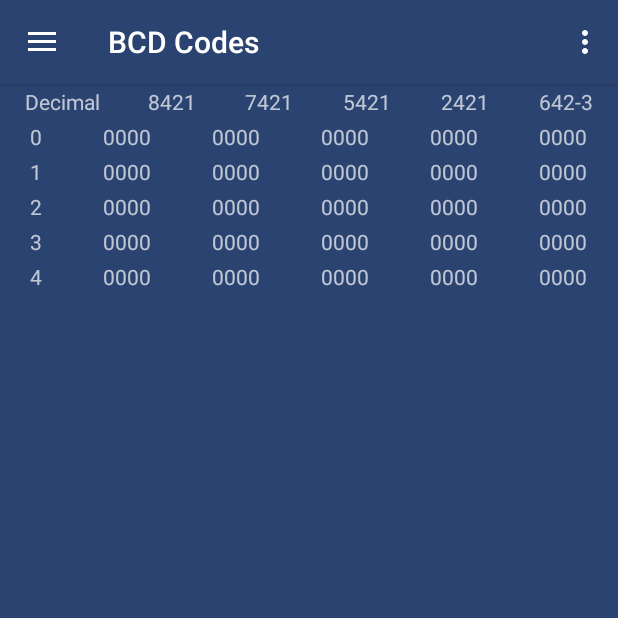
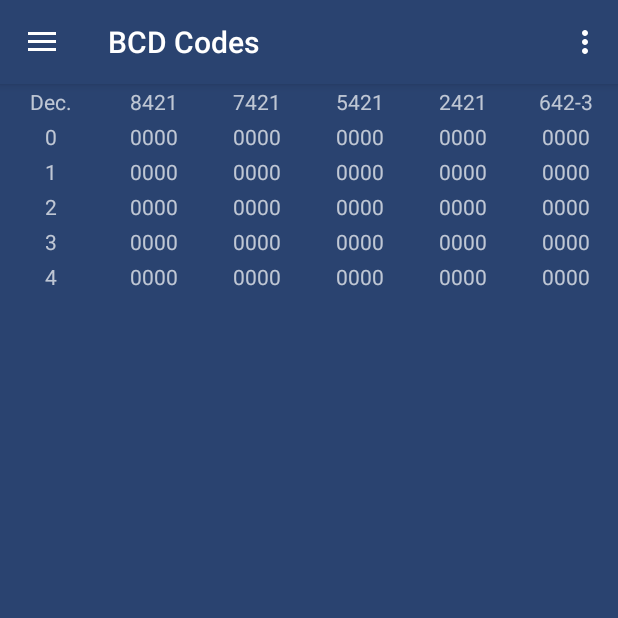
Before and after one commit to ahrasel/android-numbersystem, an Android app: the screen it shows after launch (MainActivity), in the side drawer, after a tap on "BCD Codes", on a phone screen of 412 x 824 dp, the top half of it. Run offline under Robolectric (Android 15) with nearby library versions, the phone set to English and light mode, and no system bars; our stand-ins replace AdMob, ButterKnife.

Commit message:
Fix ItemView Problem

```diff
--- a/app/src/main/res/layout/asciicode_itemview.xml
+++ b/app/src/main/res/layout/asciicode_itemview.xml
@@ -6,22 +6,22 @@
 
     <TextView
         android:id="@+id/ascii_COde_textView"
-        android:layout_width="wrap_content"
+        style="@style/asciicodeTvStyle"
+        android:layout_width="0dp"
         android:layout_height="wrap_content"
-        android:layout_weight="1"
-        style="@style/asciicodeTvStyle"/>
+        android:layout_weight="1" />
 
     <TextView
         android:id="@+id/decimal_value_textView"
-        android:layout_width="wrap_content"
+        style="@style/asciicodeTvStyle"
+        android:layout_width="0dp"
         android:layout_height="wrap_content"
-        android:layout_weight="1"
-        style="@style/asciicodeTvStyle" />
+        android:layout_weight="1" />
 
     <TextView
         android:id="@+id/charecter_textView"
-        android:layout_width="wrap_content"
+        style="@style/asciicodeTvStyle"
+        android:layout_width="0dp"
         android:layout_height="wrap_content"
-        android:layout_weight="1"
-        style="@style/asciicodeTvStyle"/>
+        android:layout_weight="1" />
 </LinearLayout>
--- a/app/src/main/res/layout/bcdcode_itemview.xml
+++ b/app/src/main/res/layout/bcdcode_itemview.xml
@@ -4,45 +4,45 @@
     android:layout_height="wrap_content">
 
     <TextView
-    android:id="@+id/bcd_decimal"
-    android:layout_width="wrap_content"
-    android:layout_height="wrap_content"
-    android:layout_weight="1"
-    style="@style/asciicodeTvStyle"/>
+        android:id="@+id/bcd_decimal"
+        style="@style/asciicodeTvStyle"
+        android:layout_width="0dp"
+        android:layout_height="wrap_content"
+        android:layout_weight="1" />
 
     <TextView
         android:id="@+id/bcd_8421"
-        android:layout_width="wrap_content"
+        style="@style/asciicodeTvStyle"
+        android:layout_width="0dp"
         android:layout_height="wrap_content"
-        android:layout_weight="1"
-        style="@style/asciicodeTvStyle"/>
+        android:layout_weight="1" />
 
     <TextView
         android:id="@+id/bcd_7421"
-        android:layout_width="wrap_content"
+        style="@style/asciicodeTvStyle"
+        android:layout_width="0dp"
         android:layout_height="wrap_content"
-        android:layout_weight="1"
-        style="@style/asciicodeTvStyle" />
+        android:layout_weight="1" />
 
     <TextView
         android:id="@+id/bcd_5421"
-        android:layout_width="wrap_content"
+        style="@style/asciicodeTvStyle"
+        android:layout_width="0dp"
         android:layout_height="wrap_content"
-        android:layout_weight="1"
-        style="@style/asciicodeTvStyle"/>
+        android:layout_weight="1" />
 
     <TextView
         android:id="@+id/bcd_2421"
-        android:layout_width="wrap_content"
+        style="@style/asciicodeTvStyle"
+        android:layout_width="0dp"
         android:layout_height="wrap_content"
-        android:layout_weight="1"
-        style="@style/asciicodeTvStyle"/>
+        android:layout_weight="1" />
 
     <TextView
         android:id="@+id/bcd_642-3"
-        android:layout_width="wrap_content"
+        style="@style/asciicodeTvStyle"
+        android:layout_width="0dp"
         android:layout_height="wrap_content"
-        android:layout_weight="1"
-        style="@style/asciicodeTvStyle" />
+        android:layout_weight="1" />
 
 </LinearLayout>
--- a/app/src/main/res/layout/fragment_recycler_view_fm.xml
+++ b/app/src/main/res/layout/fragment_recycler_view_fm.xml
@@ -10,85 +10,86 @@
         android:layout_width="match_parent"
         android:layout_height="wrap_content"
         android:id="@+id/ascii_header_holder_layout"
-        android:visibility="gone">
+        android:visibility="visible">
+
         <TextView
             android:id="@+id/ascii_COde_textView"
-            android:layout_width="wrap_content"
+            style="@style/asciicodeTvStyle"
+            android:layout_width="0dp"
             android:layout_height="wrap_content"
             android:layout_weight="1"
-            android:text="ASCII CODE"
-            style="@style/asciicodeTvStyle"/>
+            android:text="ASCII CODE" />
 
         <TextView
             android:id="@+id/decimal_value_textView"
-            android:layout_width="wrap_content"
+            style="@style/asciicodeTvStyle"
+            android:layout_width="0dp"
             android:layout_height="wrap_content"
             android:layout_weight="1"
-            android:text="DECIMAL"
-            style="@style/asciicodeTvStyle"/>
+            android:text="DECIMAL" />
 
         <TextView
             android:id="@+id/charecter_textView"
-            android:layout_width="wrap_content"
+            style="@style/asciicodeTvStyle"
+            android:layout_width="0dp"
             android:layout_height="wrap_content"
             android:layout_weight="1"
-            android:text="CHARACTER"
-            style="@style/asciicodeTvStyle"/>
+            android:text="CHARACTER" />
     </LinearLayout>
 
     <LinearLayout
         android:layout_width="match_parent"
         android:layout_height="wrap_content"
         android:id="@+id/bcd_header_holder_layout"
-        android:visibility="gone">
+        android:visibility="visible">
 
         <TextView
             android:id="@+id/bcd_decimal"
-            android:layout_width="wrap_content"
+            style="@style/asciicodeTvStyle"
+            android:layout_width="0dp"
             android:layout_height="wrap_content"
             android:layout_weight="1"
-            android:text="Decimal"
-            style="@style/asciicodeTvStyle"/>
+            android:text="Dec." />
 
         <TextView
             android:id="@+id/bcd_8421"
-            android:layout_width="wrap_content"
+            style="@style/asciicodeTvStyle"
+            android:layout_width="0dp"
             android:layout_height="wrap_content"
             android:layout_weight="1"
-            android:text="8421"
-            style="@style/asciicodeTvStyle"/>
+            android:text="8421" />
 
         <TextView
             android:id="@+id/bcd_7421"
-            android:layout_width="wrap_content"
+            style="@style/asciicodeTvStyle"
+            android:layout_width="0dp"
             android:layout_height="wrap_content"
             android:layout_weight="1"
-            android:text="7421"
-            style="@style/asciicodeTvStyle" />
+            android:text="7421" />
 
         <TextView
             android:id="@+id/bcd_5421"
-            android:layout_width="wrap_content"
+            style="@style/asciicodeTvStyle"
+            android:layout_width="0dp"
             android:layout_height="wrap_content"
             android:layout_weight="1"
-            android:text="5421"
-            style="@style/asciicodeTvStyle"/>
+            android:text="5421" />
 
         <TextView
             android:id="@+id/bcd_2421"
-            android:layout_width="wrap_content"
+            style="@style/asciicodeTvStyle"
+            android:layout_width="0dp"
             android:layout_height="wrap_content"
             android:layout_weight="1"
-            android:text="2421"
-            style="@style/asciicodeTvStyle"/>
+            android:text="2421" />
 
         <TextView
             android:id="@+id/bcd_642-3"
-            android:layout_width="wrap_content"
+            style="@style/asciicodeTvStyle"
+            android:layout_width="0dp"
             android:layout_height="wrap_content"
             android:layout_weight="1"
-            android:text="642-3"
-            style="@style/asciicodeTvStyle" />
+            android:text="642-3" />
 
 
     </LinearLayout>
```
